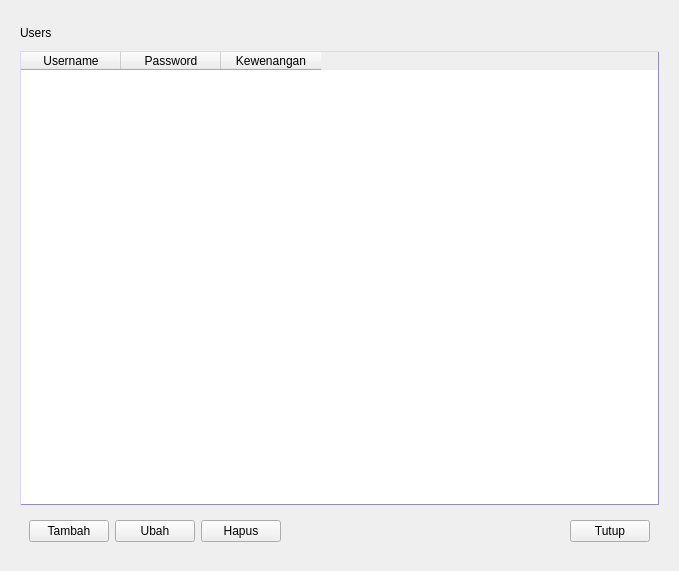
This is source/login/admin_ui.ui in fnugrahendi/petuk.corp as Qt 5 draws it before an edit. The edited form follows.
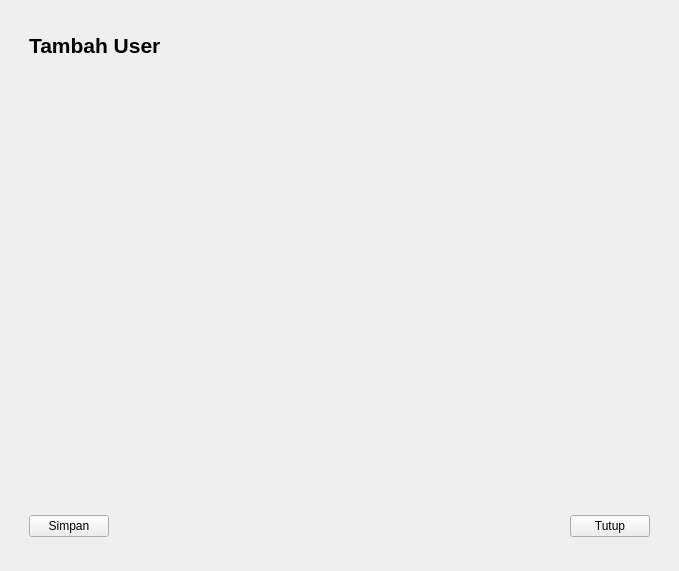
This is the edited form.

Commit message: added Tambah User room

Patch:
```diff
--- a/source/login/admin_ui.ui
+++ b/source/login/admin_ui.ui
@@ -28,7 +28,7 @@
    <item row="1" column="0">
     <widget class="QStackedWidget" name="st_Admin">
      <property name="currentIndex">
-      <number>1</number>
+      <number>2</number>
      </property>
      <widget class="QWidget" name="st_Menu">
       <layout class="QGridLayout" name="igr_Menu">
@@ -275,6 +275,127 @@
        </item>
       </layout>
      </widget>
+     <widget class="QWidget" name="st_Users_Tambah">
+      <layout class="QVBoxLayout" name="verticalLayout">
+       <item>
+        <widget class="QFrame" name="frame_2">
+         <property name="sizePolicy">
+          <sizepolicy hsizetype="Preferred" vsizetype="Preferred">
+           <horstretch>0</horstretch>
+           <verstretch>1</verstretch>
+          </sizepolicy>
+         </property>
+         <property name="minimumSize">
+          <size>
+           <width>0</width>
+           <height>50</height>
+          </size>
+         </property>
+         <property name="maximumSize">
+          <size>
+           <width>16777215</width>
+           <height>50</height>
+          </size>
+         </property>
+         <property name="frameShape">
+          <enum>QFrame::StyledPanel</enum>
+         </property>
+         <property name="frameShadow">
+          <enum>QFrame::Raised</enum>
+         </property>
+         <layout class="QHBoxLayout" name="horizontalLayout_2">
+          <item>
+           <widget class="QLabel" name="label">
+            <property name="font">
+             <font>
+              <pointsize>16</pointsize>
+              <weight>75</weight>
+              <bold>true</bold>
+             </font>
+            </property>
+            <property name="text">
+             <string>Tambah User</string>
+            </property>
+           </widget>
+          </item>
+         </layout>
+        </widget>
+       </item>
+       <item>
+        <widget class="QFrame" name="frame_3">
+         <property name="sizePolicy">
+          <sizepolicy hsizetype="Preferred" vsizetype="Preferred">
+           <horstretch>0</horstretch>
+           <verstretch>2</verstretch>
+          </sizepolicy>
+         </property>
+         <property name="frameShape">
+          <enum>QFrame::StyledPanel</enum>
+         </property>
+         <property name="frameShadow">
+          <enum>QFrame::Raised</enum>
+         </property>
+        </widget>
+       </item>
+       <item>
+        <widget class="QFrame" name="fr_Users_Tambah_b">
+         <property name="sizePolicy">
+          <sizepolicy hsizetype="Preferred" vsizetype="Preferred">
+           <horstretch>0</horstretch>
+           <verstretch>1</verstretch>
+          </sizepolicy>
+         </property>
+         <property name="minimumSize">
+          <size>
+           <width>0</width>
+           <height>50</height>
+          </size>
+         </property>
+         <property name="maximumSize">
+          <size>
+           <width>16777215</width>
+           <height>50</height>
+          </size>
+         </property>
+         <property name="frameShape">
+          <enum>QFrame::StyledPanel</enum>
+         </property>
+         <property name="frameShadow">
+          <enum>QFrame::Raised</enum>
+         </property>
+         <layout class="QHBoxLayout" name="horizontalLayout_3">
+          <item>
+           <widget class="QPushButton" name="tb_Users_Tambah_Simpan">
+            <property name="text">
+             <string>Simpan</string>
+            </property>
+           </widget>
+          </item>
+          <item>
+           <spacer name="horizontalSpacer_4">
+            <property name="orientation">
+             <enum>Qt::Horizontal</enum>
+            </property>
+            <property name="sizeHint" stdset="0">
+             <size>
+              <width>440</width>
+              <height>20</height>
+             </size>
+            </property>
+           </spacer>
+          </item>
+          <item>
+           <widget class="QPushButton" name="tb_Users_Tambah_Tutup">
+            <property name="text">
+             <string>Tutup</string>
+            </property>
+           </widget>
+          </item>
+         </layout>
+        </widget>
+       </item>
+      </layout>
+     </widget>
     </widget>
    </item>
   </layout>
```
The commit also changes 1 other file.
